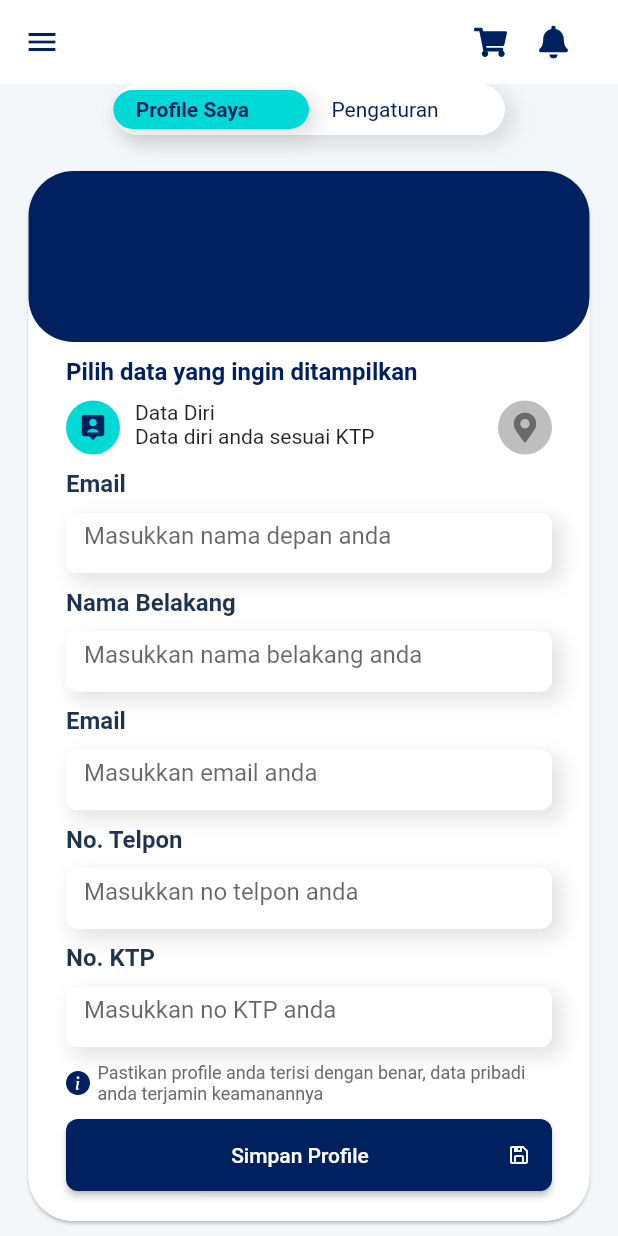
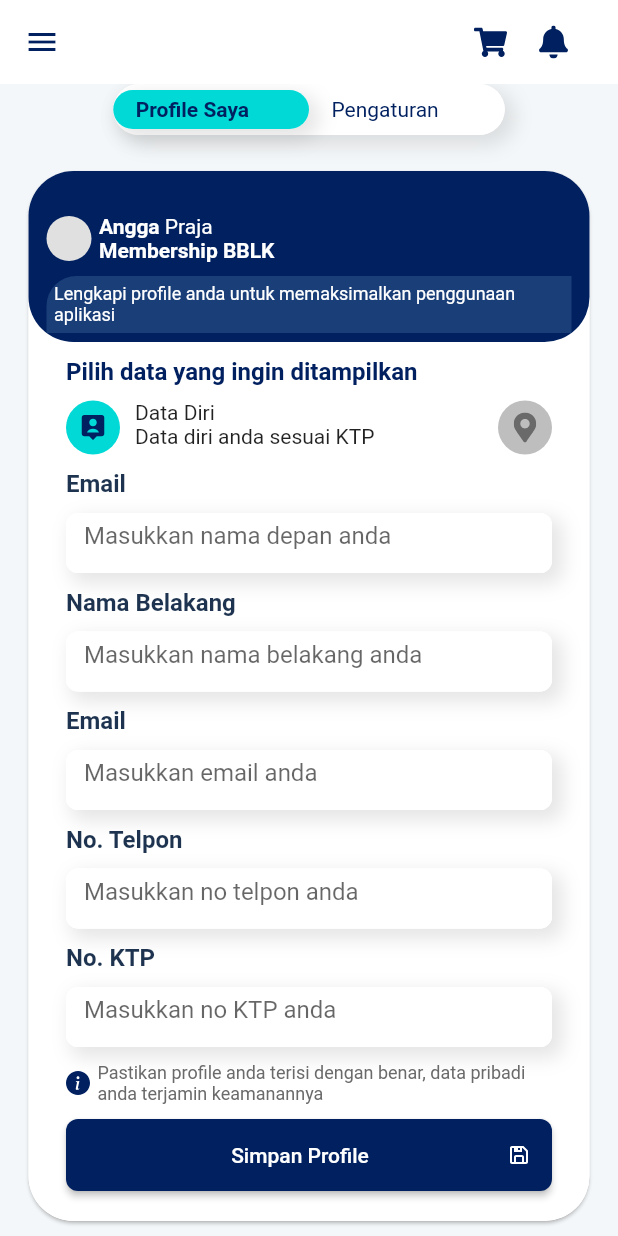
Before and after one commit to benz101/bblk_app_sample, a Flutter app: the ProfileAndSettingPage screen opened by its route, on a phone screen of 412 x 824 dp. Run offline on Flutter 3.47's test engine with Material 2 defaults, Android fonts, the light colour scheme and no system bars; our stand-ins replace flutter_svg.

Commit message:
Update profile_and_setting_page.dart

```diff
--- a/lib/ui/profile_and_setting_page.dart
+++ b/lib/ui/profile_and_setting_page.dart
@@ -27,7 +27,7 @@ class ProfileAndSettingPage extends StatelessWidget {
       appBar: AppBar(
         backgroundColor: Colors.white,
         elevation: 0,
-         iconTheme:const IconThemeData(color: ColorHelper.colorPrimary),
+        iconTheme: const IconThemeData(color: ColorHelper.colorPrimary),
         title: Container(
           height: 100,
           color: Colors.transparent,
@@ -39,7 +39,9 @@ class ProfileAndSettingPage extends StatelessWidget {
               child: Row(
                 children: [
                   SvgPicture.asset('assets/images/ic_chart.svg'),
-                  const SizedBox(width: 20,),
+                  const SizedBox(
+                    width: 20,
+                  ),
                   SvgPicture.asset('assets/images/ic_notif.svg')
                 ],
               )),
@@ -187,8 +189,80 @@ class ProfileAndSettingPage extends StatelessWidget {
     return Container(
       width: double.infinity,
       height: 114,
+      padding: const EdgeInsets.symmetric(horizontal: 12),
       decoration: BoxDecoration(
           color: ColorHelper.blueAlt, borderRadius: BorderRadius.circular(30)),
+      alignment: Alignment.center,
+      child: Column(
+        children: [
+          const SizedBox(
+            height: 20,
+          ),
+          Container(
+            width: double.infinity,
+            height: 50,
+            color: Colors.transparent,
+            child: Row(
+              mainAxisAlignment: MainAxisAlignment.start,
+              children: [
+                Container(
+                  width: 30,
+                  height: 30,
+                  decoration: BoxDecoration(
+                      color: Colors.grey[300], shape: BoxShape.circle),
+                ),
+                const SizedBox(
+                  width: 5,
+                ),
+                Column(
+                  crossAxisAlignment: CrossAxisAlignment.start,
+                  mainAxisAlignment: MainAxisAlignment.center,
+                  children: [
+                    RichText(
+                      text: const TextSpan(
+                          text: 'Angga ',
+                          style: TextStyle(
+                              fontSize: 14,
+                              fontWeight: FontWeight.w600,
+                              color: Colors.white),
+                          children: <TextSpan>[
+                            TextSpan(
+                              text: 'Praja',
+                              style: TextStyle(
+                                  fontSize: 14,
+                                  fontWeight: FontWeight.w400,
+                                  color: Colors.white),
+                            )
+                          ]),
+                    ),
+                    const Text(
+                      'Membership BBLK',
+                      style: TextStyle(
+                          fontSize: 14,
+                          fontWeight: FontWeight.w600,
+                          color: Colors.white),
+                    )
+                  ],
+                ),
+              ],
+            ),
+          ),
+          Container(
+            width: double.infinity,
+            padding: const EdgeInsets.symmetric(horizontal: 5, vertical: 5),
+            decoration: const BoxDecoration(
+                color: Color(0XFF1A3E78),
+                borderRadius: BorderRadius.only(topLeft: Radius.circular(20))),
+            child:const  Text(
+              'Lengkapi profile anda untuk memaksimalkan penggunaan aplikasi',
+              style: TextStyle(
+                  fontSize: 12,
+                  fontWeight: FontWeight.w400,
+                  color: Colors.white),
+            ),
+          )
+        ],
+      ),
     );
   }
 
```
